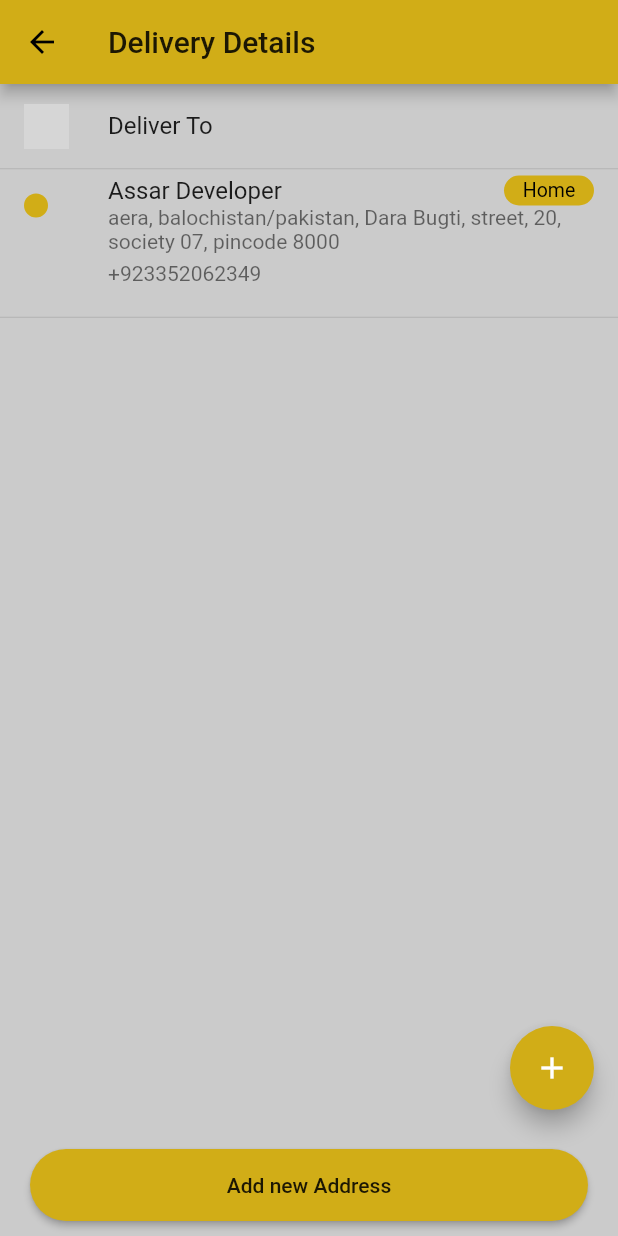
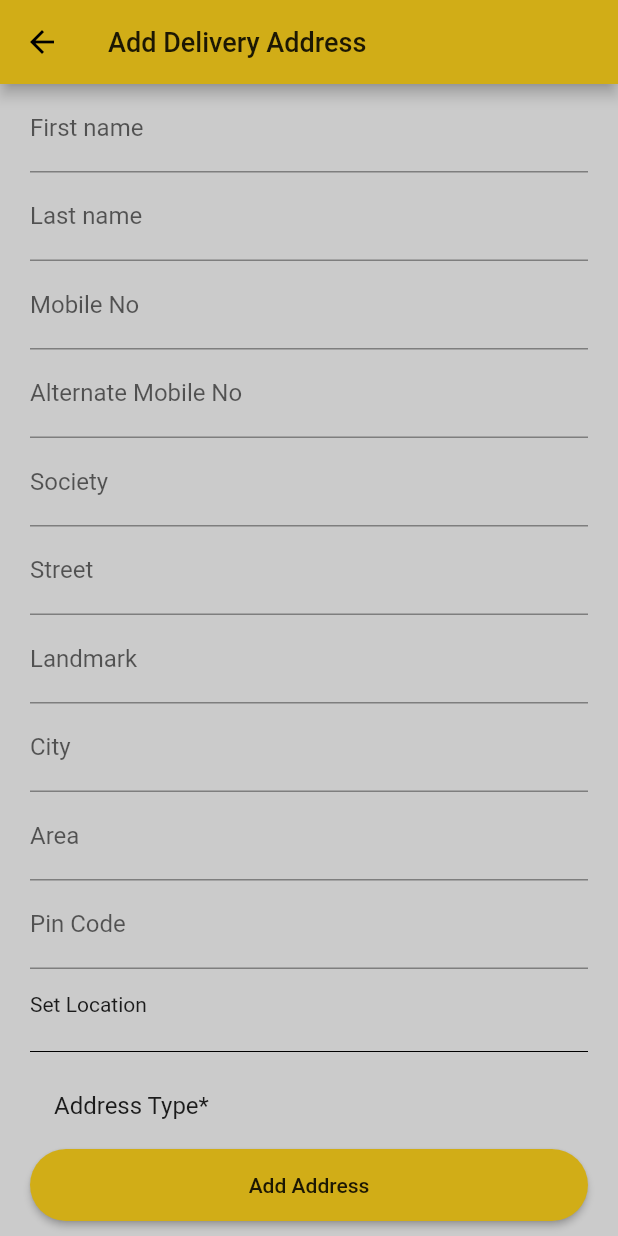
Before and after one commit to Wahid551/Flutter_Food_App_with_Firebase, a Flutter app: the DeliveryDetails screen opened directly, after a tap on "Add new Address", on a phone screen of 412 x 824 dp. Run offline on Flutter 3.47's test engine with Material 2 defaults, Android fonts, the phone set to English and light mode, and no system bars; our stand-ins replace cloud_firestore, firebase_auth, firebase_core, flutter_signin_button, fluttertoast, google_sign_in; accounts and stored records are empty; grey boxes are pictures that could not be loaded.

Commit message:
Backend: add Delivery address---  Project in Progress...

```diff
--- /dev/null
+++ b/lib/screens/HomeScreen/check_Out/delivery_Details/add_delivery-address/add_delivery_Address.dart
@@ -0,0 +1,170 @@
+import 'package:flutter/material.dart';
+import 'package:food_app/config/colors.dart';
+import 'package:food_app/widgets/custom_text_field.dart';
+
+class AddDeliverAddress extends StatefulWidget {
+  @override
+  _AddDeliverAddressState createState() => _AddDeliverAddressState();
+}
+
+enum AddressTypes {
+  Home,
+  Work,
+  Other,
+}
+
+class _AddDeliverAddressState extends State<AddDeliverAddress> {
+  var myType = AddressTypes.Home;
+  // late TextEditingController textEditingController;
+  @override
+  Widget build(BuildContext context) {
+    return Scaffold(
+      appBar: AppBar(
+        title: Text(
+          "Add Delivery Address",
+          style: TextStyle(fontSize: 18),
+        ),
+      ),
+      bottomNavigationBar: Container(
+        margin: EdgeInsets.symmetric(vertical: 10, horizontal: 20),
+        height: 48,
+        child: MaterialButton(
+          onPressed: () {},
+          child: Text(
+            "Add Address",
+            style: TextStyle(
+              color: textColor,
+            ),
+          ),
+          color: primaryColor,
+          shape: RoundedRectangleBorder(
+            borderRadius: BorderRadius.circular(
+              30,
+            ),
+          ),
+        ),
+      ),
+      body: Padding(
+        padding: EdgeInsets.symmetric(
+          horizontal: 20,
+        ),
+        child: ListView(
+          children: [
+            CostomTextField(
+              labText: "First name",
+              //    controller: textEditingController,
+              keyboardType: TextInputType.text,
+            ),
+            CostomTextField(
+              labText: "Last name",
+              //  controller: textEditingController,
+              keyboardType: TextInputType.text,
+            ),
+            CostomTextField(
+              labText: "Mobile No",
+              //controller: textEditingController,
+              keyboardType: TextInputType.phone,
+            ),
+            CostomTextField(
+              labText: "Alternate Mobile No",
+              //     controller: textEditingController,
+              keyboardType: TextInputType.phone,
+            ),
+            CostomTextField(
+              labText: "Society",
+              //   controller: textEditingController,
+              keyboardType: TextInputType.text,
+            ),
+            CostomTextField(
+              labText: "Street",
+              // controller: textEditingController,
+              keyboardType: TextInputType.text,
+            ),
+            CostomTextField(
+              labText: "Landmark",
+              //    controller: textEditingController,
+              keyboardType: TextInputType.text,
+            ),
+            CostomTextField(
+              labText: "City",
+              //  controller: textEditingController,
+              keyboardType: TextInputType.text,
+            ),
+            CostomTextField(
+              labText: "Area",
+              //   controller: textEditingController,
+              keyboardType: TextInputType.text,
+            ),
+            CostomTextField(
+              labText: "Pin Code",
+              //  controller: textEditingController,
+              keyboardType: TextInputType.number,
+            ),
+            InkWell(
+              onTap: () {},
+              child: Container(
+                height: 47,
+                width: double.infinity,
+                child: Column(
+                  mainAxisAlignment: MainAxisAlignment.center,
+                  crossAxisAlignment: CrossAxisAlignment.start,
+                  children: [
+                    Text("Set Location"),
+                  ],
+                ),
+              ),
+            ),
+            Divider(
+              color: Colors.black,
+            ),
+            ListTile(
+              title: Text("Address Type*"),
+            ),
+            RadioListTile(
+              value: AddressTypes.Home,
+              groupValue: myType,
+              title: Text("Home"),
+              onChanged: (AddressTypes? value) {
+                setState(() {
+                  myType = value!;
+                });
+              },
+              secondary: Icon(
+                Icons.home,
+                color: primaryColor,
+              ),
+            ),
+            RadioListTile(
+              value: AddressTypes.Work,
+              groupValue: myType,
+              title: Text("Work"),
+              onChanged: (AddressTypes? value) {
+                setState(() {
+                  myType = value!;
+                });
+              },
+              secondary: Icon(
+                Icons.work,
+                color: primaryColor,
+              ),
+            ),
+            RadioListTile(
+              value: AddressTypes.Other,
+              groupValue: myType,
+              title: Text("Other"),
+              onChanged: (AddressTypes? value) {
+                setState(() {
+                  myType = value!;
+                });
+              },
+              secondary: Icon(
+                Icons.devices_other,
+                color: primaryColor,
+              ),
+            )
+          ],
+        ),
+      ),
+    );
+  }
+}
--- a/lib/screens/HomeScreen/check_Out/delivery_Details/delivery-details.dart
+++ b/lib/screens/HomeScreen/check_Out/delivery_Details/delivery-details.dart
@@ -1,6 +1,8 @@
 import 'package:flutter/material.dart';
 import 'package:food_app/config/colors.dart';
 import 'package:food_app/screens/HomeScreen/check_Out/delivery_Details/single_delivery_item.dart';
+
+import 'add_delivery-address/add_delivery_Address.dart';
 
 class DeliveryDetails extends StatelessWidget {
   @override
@@ -21,11 +23,11 @@ class DeliveryDetails extends StatelessWidget {
         child: MaterialButton(
           child: Text("Add new Address"),
           onPressed: () {
-            // Navigator.of(context).push(
-            //   MaterialPageRoute(
-            //     builder: (context) => AddDeliverAddress(),
-            //   ),
-            // );
+            Navigator.of(context).push(
+              MaterialPageRoute(
+                builder: (context) => AddDeliverAddress(),
+              ),
+            );
           },
           color: primaryColor,
           shape: RoundedRectangleBorder(
--- a/lib/screens/HomeScreen/product_overview/product-overview.dart
+++ b/lib/screens/HomeScreen/product_overview/product-overview.dart
@@ -256,7 +256,8 @@ class _ProductOverViewState extends State<ProductOverView> {
                   ),
                 ],
               ),
-          )),
+            ),
+          ),
         ],
       ),
     );
--- a/lib/screens/HomeScreen/review_cart/Review_Cart.dart
+++ b/lib/screens/HomeScreen/review_cart/Review_Cart.dart
@@ -1,4 +1,5 @@
 import 'package:flutter/material.dart';
+import 'package:fluttertoast/fluttertoast.dart';
 import 'package:food_app/config/colors.dart';
 import 'package:food_app/models/review_cart_model.dart';
 import 'package:food_app/provider/review_cart_provider.dart';
@@ -48,6 +49,10 @@ class _ReviewCartState extends State<ReviewCart> {
     );
   }
 
+  showToast() {
+    Fluttertoast.showToast(msg: "No Cart Data Found");
+  }
+
   @override
   Widget build(BuildContext context) {
     reviewCartProvider = Provider.of<ReviewCartProvider>(context);
@@ -59,8 +64,16 @@ class _ReviewCartState extends State<ReviewCart> {
         trailing: Container(
           width: 160.0,
           child: MaterialButton(
-            onPressed: () {
-              Navigator.of(context).push(MaterialPageRoute(builder: (context)=>DeliveryDetails(),),);
+            onPressed: () async {
+              if (reviewCartProvider.getReviewCartDataList.isEmpty) {
+                showToast();
+                return null;
+              }
+              Navigator.of(context).push(
+                MaterialPageRoute(
+                  builder: (context) => DeliveryDetails(),
+                ),
+              );
             },
             color: primaryColor,
             shape: RoundedRectangleBorder(
--- /dev/null
+++ b/lib/widgets/custom_text_field.dart
@@ -0,0 +1,18 @@
+import 'package:flutter/material.dart';
+
+class CostomTextField extends StatelessWidget {
+  //final TextEditingController controller;
+  final String labText;
+  final TextInputType keyboardType;
+  CostomTextField({required this.keyboardType, required this.labText});
+  @override
+  Widget build(BuildContext context) {
+    return TextField(
+      keyboardType: keyboardType,
+      // controller: controller,
+      decoration: InputDecoration(
+        labelText: labText,
+      ),
+    );
+  }
+}
```
Lines whose indentation alone changed are shown as unchanged.
